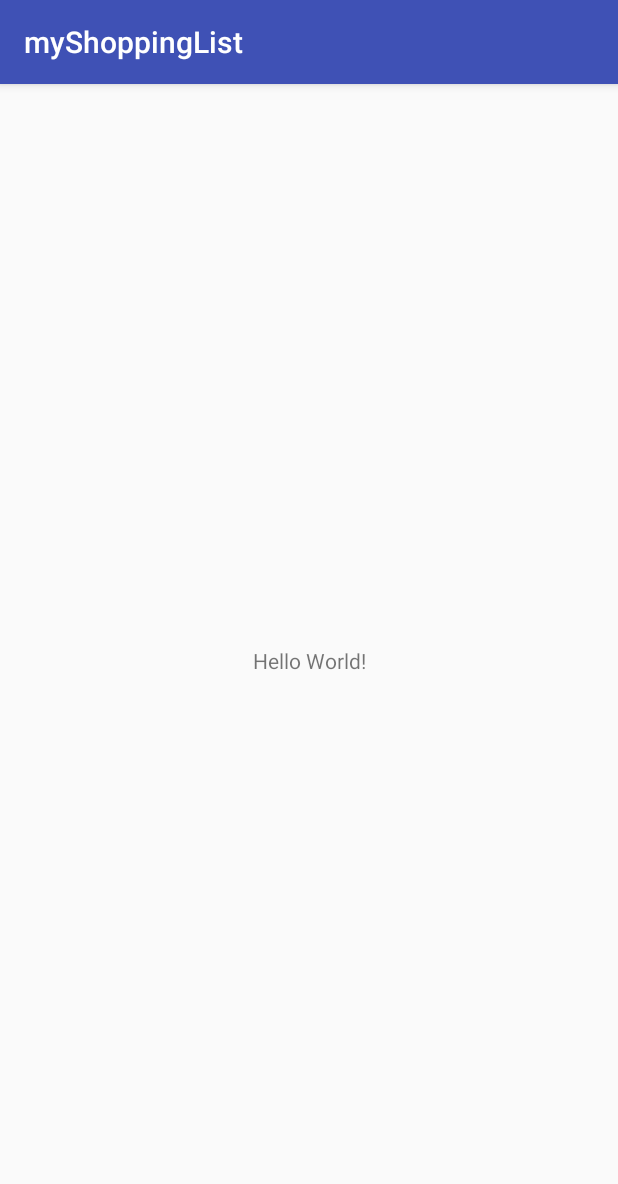
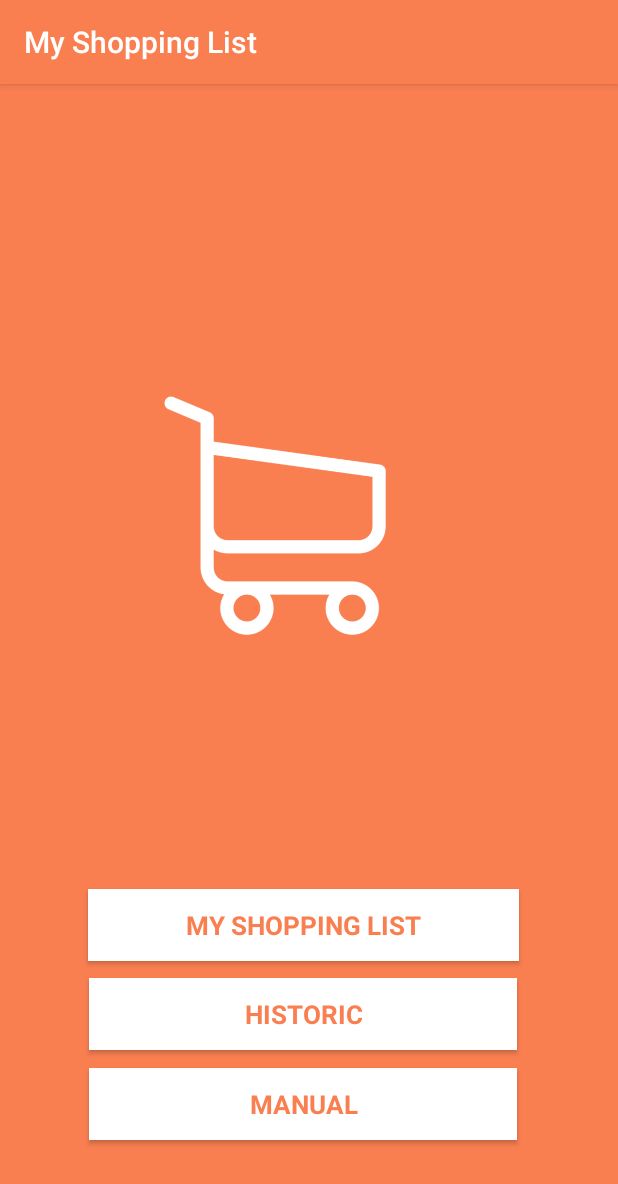
Before and after one commit to MariaJoaoMiraPaulo/URJC-LDM-T2, an Android app: the screen it shows after launch (MainActivity), on a phone screen of 412 x 824 dp. Shown: the top 1184 px of the screen. Run offline under Robolectric (Android 15) with nearby library versions, the phone set to English and light mode, and no system bars.

Commit message:
Adding app icon. Adding menu.

```diff
--- a/app/src/main/AndroidManifest.xml
+++ b/app/src/main/AndroidManifest.xml
@@ -4,9 +4,9 @@
 
     <application
         android:allowBackup="true"
-        android:icon="@mipmap/ic_launcher"
+        android:icon="@mipmap/app_icon"
         android:label="@string/app_name"
-        android:roundIcon="@mipmap/ic_launcher_round"
+        android:roundIcon="@mipmap/app_icon"
         android:supportsRtl="true"
         android:theme="@style/AppTheme">
         <activity android:name=".MainActivity">
@@ -16,6 +16,11 @@
                 <category android:name="android.intent.category.LAUNCHER" />
             </intent-filter>
         </activity>
+        <activity android:name=".ShoppingListActivity">
+            <intent-filter>
+                <action android:name="android.intent.action.MAIN" />
+            </intent-filter>
+        </activity>
     </application>
 
 </manifest>
--- a/app/src/main/java/com/example/mariajoaomirapaulo/myshoppinglist/MainActivity.java
+++ b/app/src/main/java/com/example/mariajoaomirapaulo/myshoppinglist/MainActivity.java
@@ -1,7 +1,10 @@
 package com.example.mariajoaomirapaulo.myshoppinglist;
 
+import android.content.Intent;
 import android.support.v7.app.AppCompatActivity;
 import android.os.Bundle;
+import android.view.View;
+import android.widget.Button;
 
 public class MainActivity extends AppCompatActivity {
 
@@ -9,5 +12,18 @@ public class MainActivity extends AppCompatActivity {
     protected void onCreate(Bundle savedInstanceState) {
         super.onCreate(savedInstanceState);
         setContentView(R.layout.activity_main);
+
+        Button shoppingList = (Button) findViewById(R.id.shopping_list);
+        Button manual = (Button) findViewById(R.id.manual);
+        Button historic = (Button) findViewById(R.id.historic);
+
+        shoppingList.setOnClickListener(new View.OnClickListener() {
+            @Override
+            public void onClick(View v) {
+                Intent intent = new Intent(MainActivity.this, ShoppingListActivity.class);
+                startActivity(intent);
+                finish();
+            }
+        });
     }
 }
--- /dev/null
+++ b/app/src/main/java/com/example/mariajoaomirapaulo/myshoppinglist/ShoppingListActivity.java
@@ -0,0 +1,14 @@
+package com.example.mariajoaomirapaulo.myshoppinglist;
+
+import android.os.Bundle;
+import android.support.annotation.Nullable;
+import android.support.v7.app.AppCompatActivity;
+
+public class ShoppingListActivity extends AppCompatActivity{
+
+    @Override
+    protected void onCreate(@Nullable Bundle savedInstanceState) {
+        super.onCreate(savedInstanceState);
+        setContentView(R.layout.shopping_list);
+    }
+}
--- a/app/src/main/res/layout/activity_main.xml
+++ b/app/src/main/res/layout/activity_main.xml
@@ -4,15 +4,94 @@
     xmlns:tools="http://schemas.android.com/tools"
     android:layout_width="match_parent"
     android:layout_height="match_parent"
+    android:background="#f97f51"
     tools:context=".MainActivity">
 
-    <TextView
+    <android.support.constraint.Guideline
+        android:id="@+id/guideline"
         android:layout_width="wrap_content"
         android:layout_height="wrap_content"
-        android:text="Hello World!"
+        android:orientation="vertical"
+        app:layout_constraintGuide_begin="20dp" />
+
+    <android.support.constraint.Barrier
+        android:id="@+id/barrier"
+        android:layout_width="wrap_content"
+        android:layout_height="wrap_content"
+        app:barrierDirection="top"
+        tools:layout_editor_absoluteY="511dp" />
+
+    <Button
+        android:id="@+id/historic"
+        android:layout_width="285dp"
+        android:layout_height="wrap_content"
+        android:layout_marginBottom="124dp"
+        android:background="@android:color/white"
+        android:bottomLeftRadius="50dp"
+        android:bottomRightRadius="50dp"
+        android:text="HISTORIC"
+        android:textColor="#F97F51"
+        android:textSize="17sp"
+        android:textStyle="bold"
+        android:topLeftRadius="50dp"
+        android:topRightRadius="50dp"
+        android:typeface="sans"
         app:layout_constraintBottom_toBottomOf="parent"
-        app:layout_constraintLeft_toLeftOf="parent"
-        app:layout_constraintRight_toRightOf="parent"
-        app:layout_constraintTop_toTopOf="parent" />
+        app:layout_constraintEnd_toEndOf="parent"
+        app:layout_constraintHorizontal_bias="0.371"
+        app:layout_constraintStart_toEndOf="@+id/guideline" />
+
+    <Button
+        android:id="@+id/manual"
+        android:layout_width="285dp"
+        android:layout_height="wrap_content"
+        android:layout_marginBottom="64dp"
+        android:background="@android:color/white"
+        android:bottomLeftRadius="50dp"
+        android:bottomRightRadius="50dp"
+        android:text="Manual"
+        android:textColor="#F97F51"
+        android:textSize="17sp"
+        android:textStyle="bold"
+        android:topLeftRadius="50dp"
+        android:topRightRadius="50dp"
+        android:typeface="sans"
+        app:layout_constraintBottom_toBottomOf="parent"
+        app:layout_constraintEnd_toEndOf="parent"
+        app:layout_constraintHorizontal_bias="0.371"
+        app:layout_constraintStart_toEndOf="@+id/guideline" />
+
+    <Button
+        android:id="@+id/shopping_list"
+        android:layout_width="287dp"
+        android:layout_height="wrap_content"
+        android:layout_marginBottom="183dp"
+        android:background="#ffffff"
+        android:text="My Shopping List"
+        android:textColor="#F97F51"
+        android:textSize="17sp"
+        android:textStyle="bold"
+        android:typeface="sans"
+        app:layout_constraintBottom_toBottomOf="parent"
+        app:layout_constraintEnd_toEndOf="parent"
+        app:layout_constraintHorizontal_bias="0.368"
+        app:layout_constraintStart_toEndOf="@+id/guideline"
+        app:layout_constraintTop_toBottomOf="@+id/imageView2" />
+
+    <ImageView
+        android:id="@+id/imageView2"
+        android:layout_width="171dp"
+        android:layout_height="0dp"
+        android:layout_marginBottom="12dp"
+        android:layout_marginEnd="72dp"
+        android:layout_marginLeft="72dp"
+        android:layout_marginRight="72dp"
+        android:layout_marginStart="72dp"
+        android:layout_marginTop="53dp"
+        app:layout_constraintBottom_toTopOf="@+id/shopping_list"
+        app:layout_constraintEnd_toEndOf="@+id/historic"
+        app:layout_constraintStart_toStartOf="@+id/guideline"
+        app:layout_constraintTop_toTopOf="parent"
+        app:srcCompat="@drawable/cart" />
 
 </android.support.constraint.ConstraintLayout>
--- /dev/null
+++ b/app/src/main/res/layout/shopping_list.xml
@@ -0,0 +1,6 @@
+<?xml version="1.0" encoding="utf-8"?>
+<android.support.constraint.ConstraintLayout
+    xmlns:android="http://schemas.android.com/apk/res/android" android:layout_width="match_parent"
+    android:layout_height="match_parent">
+
+</android.support.constraint.ConstraintLayout>
--- a/app/src/main/res/values/colors.xml
+++ b/app/src/main/res/values/colors.xml
@@ -1,6 +1,6 @@
 <?xml version="1.0" encoding="utf-8"?>
 <resources>
-    <color name="colorPrimary">#3F51B5</color>
+    <color name="colorPrimary">#f97f51</color>
     <color name="colorPrimaryDark">#303F9F</color>
     <color name="colorAccent">#FF4081</color>
 </resources>
--- a/app/src/main/res/values/strings.xml
+++ b/app/src/main/res/values/strings.xml
@@ -1,3 +1,3 @@
 <resources>
-    <string name="app_name">myShoppingList</string>
+    <string name="app_name">My Shopping List</string>
 </resources>
```
Also changed, not shown: app/src/main/app_icon-web.png (added), app/src/main/res/drawable/cart.png (added), app/src/main/res/drawable/logo.png (added), app/src/main/res/mipmap-hdpi/app_icon.png (added), app/src/main/res/mipmap-mdpi/app_icon.png (added), app/src/main/res/mipmap-xhdpi/app_icon.png (added), app/src/main/res/mipmap-xxhdpi/app_icon.png (added), app/src/main/res/mipmap-xxxhdpi/app_icon.png (added).
